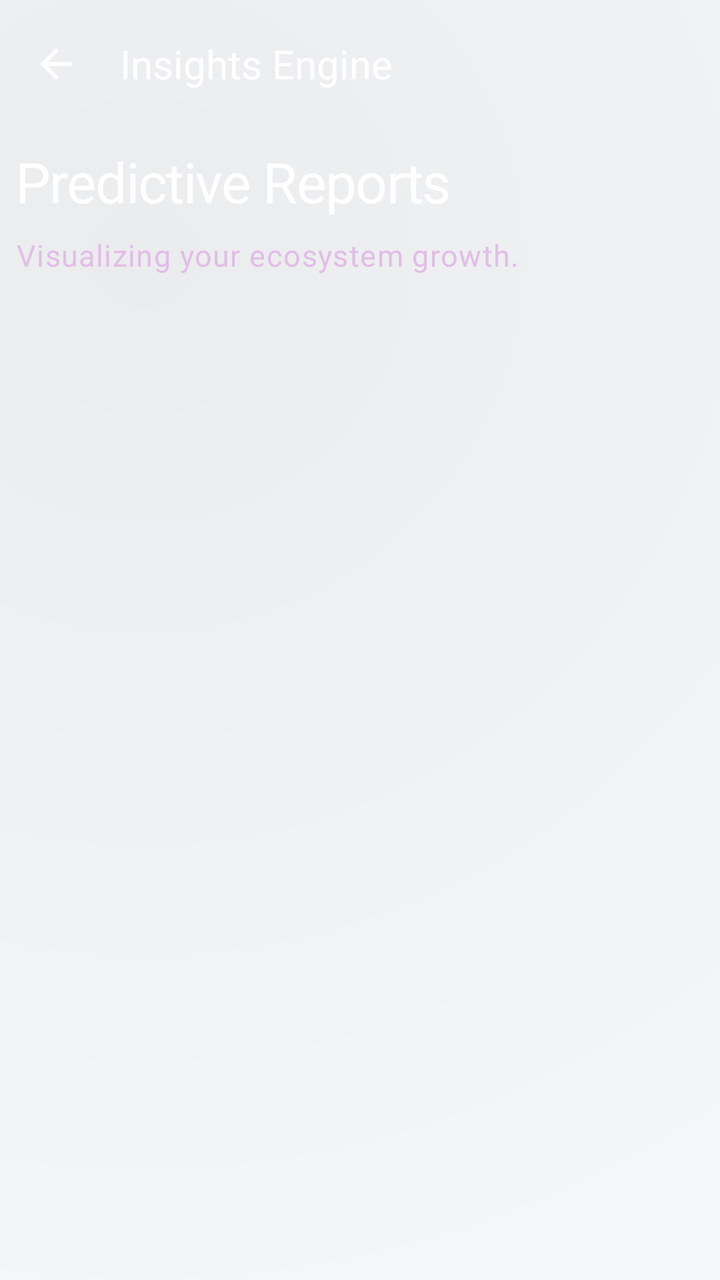
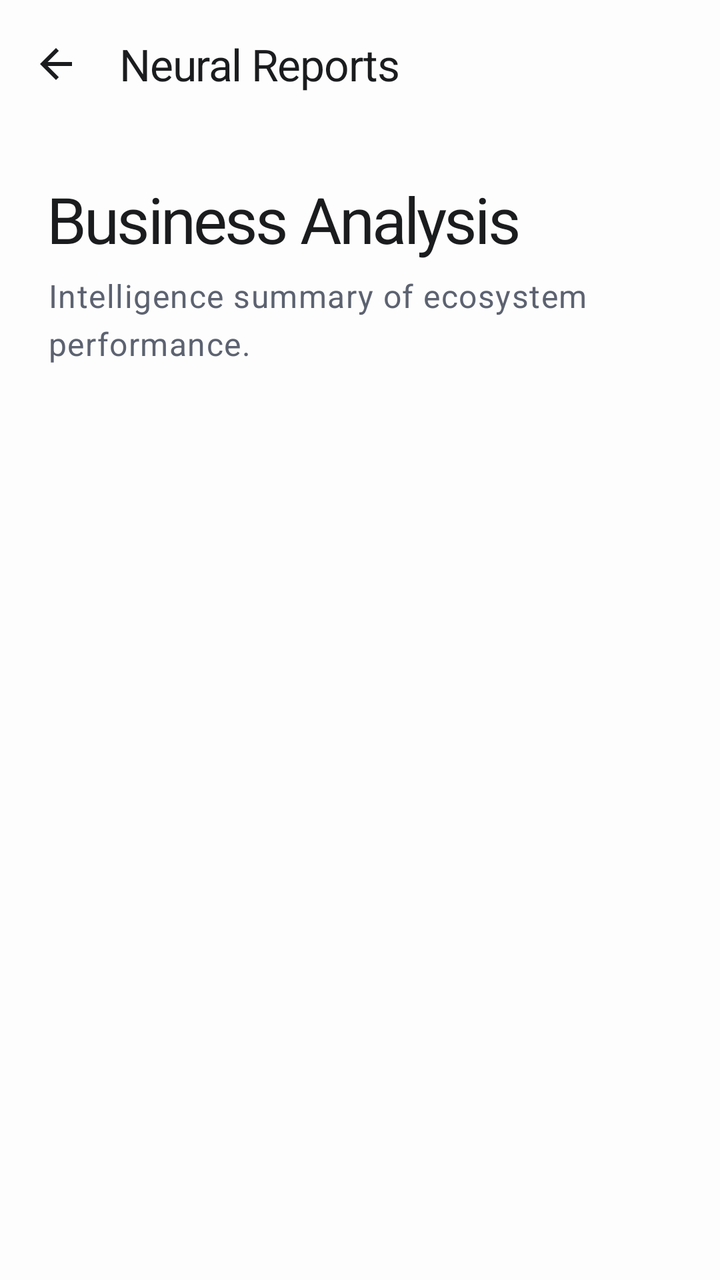

Compare the two renders of this Android layout. The source of the first and the diff that turns it into the second are given below.
<!-- AndroidManifest.xml: application theme Theme.KasirAPP -->
<!-- res/layout/activity_report.xml -->
<?xml version="1.0" encoding="utf-8"?>
<androidx.coordinatorlayout.widget.CoordinatorLayout
    xmlns:android="http://schemas.android.com/apk/res/android"
    xmlns:app="http://schemas.android.com/apk/res-auto"
    android:layout_width="match_parent"
    android:layout_height="match_parent"
    android:background="@drawable/bg_liquid_purple_gradient">

    <com.google.android.material.appbar.AppBarLayout
        android:layout_width="match_parent"
        android:layout_height="wrap_content"
        android:background="@android:color/transparent"
        android:fitsSystemWindows="true"
        app:elevation="0dp">

        <com.google.android.material.appbar.MaterialToolbar
            android:id="@+id/toolbar"
            android:layout_width="match_parent"
            android:layout_height="?attr/actionBarSize"
            app:navigationIcon="@drawable/ic_arrow_back"
            app:navigationIconTint="@color/white"
            app:title="Insights Engine"
            app:titleTextColor="@color/white"
            android:background="@android:color/transparent" />

    </com.google.android.material.appbar.AppBarLayout>

    <androidx.core.widget.NestedScrollView
        android:id="@+id/scrollView"
        android:layout_width="match_parent"
        android:layout_height="match_parent"
        android:fillViewport="true"
        app:layout_behavior="@string/appbar_scrolling_view_behavior">

        <LinearLayout
            android:layout_width="match_parent"
            android:layout_height="wrap_content"
            android:orientation="vertical"
            android:padding="8dp">

            <TextView
                style="@style/TextAppearance.Future.HeadlineLarge"
                android:layout_width="wrap_content"
                android:layout_height="wrap_content"
                android:text="Predictive Reports"
                android:textColor="@color/white" />

            <TextView
                style="@style/TextAppearance.Future.BodyLarge"
                android:layout_width="wrap_content"
                android:layout_height="wrap_content"
                android:layout_marginTop="8dp"
                android:text="Visualizing your ecosystem growth."
                android:textColor="#E1BEE7" />

            <LinearLayout
                android:id="@+id/reportContainer"
                android:layout_width="match_parent"
                android:layout_height="wrap_content"
                android:layout_marginTop="32dp"
                android:orientation="vertical" />

        </LinearLayout>
    </androidx.core.widget.NestedScrollView>

</androidx.coordinatorlayout.widget.CoordinatorLayout>
<!-- resources referenced by this layout -->
<resources>
  <!-- drawable bg_liquid_purple_gradient (drawable) -->
  <?xml version="1.0" encoding="utf-8"?>
  <layer-list xmlns:android="http://schemas.android.com/apk/res/android">
      
      <item>
          <shape android:shape="rectangle">
              <solid android:color="?android:attr/windowBackground" />
          </shape>
      </item>
  
      
      <item>
          <shape android:shape="rectangle">
              <gradient
                  android:angle="135"
                  android:centerX="20%"
                  android:centerY="20%"
                  android:endColor="@android:color/transparent"
                  android:gradientRadius="700dp"
                  android:startColor="#0D000000"
                  android:type="radial" />
          </shape>
      </item>
  
      
      <item>
          <shape android:shape="rectangle">
              <gradient
                  android:angle="315"
                  android:centerX="80%"
                  android:centerY="80%"
                  android:endColor="@android:color/transparent"
                  android:gradientRadius="600dp"
                  android:startColor="#05FFFFFF"
                  android:type="radial" />
          </shape>
      </item>
  </layer-list>
  <style name="TextAppearance.Future.BodyLarge" parent="TextAppearance.Premium.BodyLarge" />
  <style name="TextAppearance.Future.HeadlineLarge" parent="TextAppearance.Premium.HeadlineLarge" />
  <color name="on_surface">#202124</color>
  <style name="TextAppearance.Premium.BodyLarge" parent="TextAppearance.Material3.BodyLarge">
          <item name="android:textSize">15sp</item>
          <item name="android:fontFamily">sans-serif</item>
          <item name="android:lineSpacingExtra">3dp</item>
          <item name="android:textColor">?attr/colorOnSurfaceVariant</item>
      </style>
  <style name="TextAppearance.Premium.HeadlineLarge" parent="TextAppearance.Material3.HeadlineLarge">
          <item name="android:textSize">28sp</item>
          <item name="android:fontFamily">sans-serif-medium</item>
          <item name="android:letterSpacing">-0.02</item>
          <item name="android:textColor">?attr/colorOnSurface</item>
      </style>
  <style name="Base.Theme.KasirAPP" parent="Theme.Material3.Light.NoActionBar">
          
          <item name="colorPrimary">@color/primary</item>
          <item name="colorOnPrimary">@color/on_primary</item>
          <item name="colorPrimaryContainer">@color/primary_container</item>
          <item name="colorOnPrimaryContainer">@color/on_primary_container</item>
  
          <item name="colorSecondary">@color/secondary</item>
          <item name="colorOnSecondary">@color/on_secondary</item>
          <item name="colorSecondaryContainer">@color/secondary_container</item>
          <item name="colorOnSecondaryContainer">@color/on_secondary_container</item>
  
          <item name="android:windowBackground">@color/background</item>
          <item name="colorSurface">@color/surface</item>
          <item name="colorOnSurface">@color/on_surface</item>
          <item name="colorSurfaceVariant">@color/surface_variant</item>
          <item name="colorOnSurfaceVariant">@color/on_surface_variant</item>
          <item name="colorOutline">@color/outline</item>
  
          
          <item name="android:statusBarColor">@android:color/transparent</item>
          <item name="android:windowLightStatusBar">true</item>
          <item name="android:navigationBarColor">@android:color/transparent</item>
          <item name="android:windowLightNavigationBar" tools:targetApi="27">true</item>
  
          
          <item name="materialCardViewStyle">@style/Widget.App.Card</item>
          <item name="materialButtonStyle">@style/Widget.App.Button</item>
          <item name="textInputStyle">@style/Widget.App.TextInputLayout</item>
  
          
          <item name="textAppearanceHeadlineLarge">@style/TextAppearance.Premium.HeadlineLarge</item>
          <item name="textAppearanceTitleLarge">@style/TextAppearance.Premium.TitleLarge</item>
          <item name="textAppearanceBodyLarge">@style/TextAppearance.Premium.BodyLarge</item>
          <item name="textAppearanceLabelLarge">@style/TextAppearance.Premium.LabelLarge</item>
      </style>
  <color name="primary">#202124</color>
  <color name="primary_container">#F5F6FA</color>
  <color name="on_primary_container">#202124</color>
  <color name="secondary">#625B71</color>
  <color name="secondary_container">#F8F9FA</color>
  <color name="on_secondary_container">#202124</color>
  <color name="background">#F8F9FA</color>
  <color name="surface_variant">#EDEDF5</color>
  <color name="on_surface_variant">#202124</color>
  <color name="outline">#CCCCCC</color>
  <style name="Widget.App.Card" parent="Widget.Material3.CardView.Filled">
          <item name="cardCornerRadius">24dp</item>
          <item name="cardElevation">0dp</item>
          <item name="strokeWidth">0dp</item>
          <item name="android:background">@drawable/bg_liquid_glass</item>
          <item name="cardBackgroundColor">@android:color/transparent</item>
      </style>
  <style name="Widget.App.Button" parent="Widget.Material3.Button.TonalButton">
          <item name="cornerRadius">16dp</item>
          <item name="android:background">@drawable/bg_liquid_glass</item>
          <item name="android:insetTop">0dp</item>
          <item name="android:insetBottom">0dp</item>
          <item name="android:textColor">?attr/colorOnSurface</item>
      </style>
  <style name="Widget.App.TextInputLayout" parent="Widget.Material3.TextInputLayout.OutlinedBox">
          <item name="boxCornerRadiusTopStart">16dp</item>
          <item name="boxCornerRadiusTopEnd">16dp</item>
          <item name="boxCornerRadiusBottomStart">16dp</item>
          <item name="boxCornerRadiusBottomEnd">16dp</item>
          <item name="boxStrokeColor">?attr/colorOutline</item>
          <item name="boxStrokeWidth">1.2dp</item>
          <item name="boxStrokeWidthFocused">2dp</item>
          <item name="android:textColorHint">?attr/colorOnSurfaceVariant</item>
      </style>
  <style name="TextAppearance.Premium.TitleLarge" parent="TextAppearance.Material3.TitleLarge">
          <item name="android:textSize">20sp</item>
          <item name="android:fontFamily">sans-serif-medium</item>
          <item name="android:textColor">?attr/colorOnSurface</item>
      </style>
  <style name="TextAppearance.Premium.LabelLarge" parent="TextAppearance.Material3.LabelLarge">
          <item name="android:textSize">14sp</item>
          <item name="android:fontFamily">sans-serif-medium</item>
          <item name="android:letterSpacing">0.02</item>
          <item name="android:textColor">?attr/colorSecondary</item>
      </style>
  <!-- drawable bg_liquid_glass (drawable) -->
  <?xml version="1.0" encoding="utf-8"?>
  <layer-list xmlns:android="http://schemas.android.com/apk/res/android">
      
      <item>
          <shape android:shape="rectangle">
              <solid android:color="#0D000000" />
              <corners android:radius="24dp" />
          </shape>
      </item>
  
      
      <item android:bottom="1dp" android:left="1dp" android:right="1dp" android:top="1dp">
          <shape android:shape="rectangle">
              <gradient
                  android:angle="135"
                  android:startColor="#26FFFFFF"
                  android:endColor="#0DFFFFFF"
                  android:type="linear" />
              <corners android:radius="24dp" />
          </shape>
      </item>
  
      
      <item>
          <shape android:shape="rectangle">
              <gradient
                  android:centerX="80%"
                  android:centerY="20%"
                  android:gradientRadius="120dp"
                  android:startColor="#1AFFFFFF"
                  android:endColor="@android:color/transparent"
                  android:type="radial" />
              <corners android:radius="24dp" />
          </shape>
      </item>
  
      
      <item>
          <shape android:shape="rectangle">
              <gradient
                  android:centerX="20%"
                  android:centerY="80%"
                  android:gradientRadius="150dp"
                  android:startColor="#0D000000"
                  android:endColor="@android:color/transparent"
                  android:type="radial" />
              <corners android:radius="24dp" />
          </shape>
      </item>
  
      
      <item>
          <shape android:shape="rectangle">
              <solid android:color="@android:color/transparent" />
              <corners android:radius="24dp" />
              <stroke
                  android:width="1.2dp"
                  android:color="#26FFFFFF" />
          </shape>
      </item>
  </layer-list>
  <!-- unchanged entries left out for length: 6 -->
</resources>

<!-- the commit's change to res/layout/activity_report.xml (unified diff, before → after) -->
@@ -4,24 +4,25 @@
     xmlns:app="http://schemas.android.com/apk/res-auto"
     android:layout_width="match_parent"
     android:layout_height="match_parent"
-    android:background="@drawable/bg_liquid_purple_gradient">
+    android:background="@color/background">
 
     <com.google.android.material.appbar.AppBarLayout
         android:layout_width="match_parent"
         android:layout_height="wrap_content"
-        android:background="@android:color/transparent"
         android:fitsSystemWindows="true"
-        app:elevation="0dp">
+        app:elevation="0dp"
+        android:background="@color/background">
 
         <com.google.android.material.appbar.MaterialToolbar
             android:id="@+id/toolbar"
             android:layout_width="match_parent"
             android:layout_height="?attr/actionBarSize"
             app:navigationIcon="@drawable/ic_arrow_back"
-            app:navigationIconTint="@color/white"
-            app:title="Insights Engine"
-            app:titleTextColor="@color/white"
-            android:background="@android:color/transparent" />
+            app:navigationIconTint="@color/primary"
+            app:title="Neural Reports"
+            app:titleTextColor="@color/primary"
+            app:titleTextAppearance="@style/TextAppearance.App.TitleLarge"
+            android:background="@color/background" />
 
     </com.google.android.material.appbar.AppBarLayout>
 
@@ -36,22 +37,20 @@
             android:layout_width="match_parent"
             android:layout_height="wrap_content"
             android:orientation="vertical"
-            android:padding="8dp">
+            android:padding="24dp">
 
             <TextView
-                style="@style/TextAppearance.Future.HeadlineLarge"
+                style="@style/TextAppearance.App.HeadlineLarge"
                 android:layout_width="wrap_content"
                 android:layout_height="wrap_content"
-                android:text="Predictive Reports"
-                android:textColor="@color/white" />
+                android:text="Business Analysis" />
 
             <TextView
-                style="@style/TextAppearance.Future.BodyLarge"
+                style="@style/TextAppearance.App.BodyLarge"
                 android:layout_width="wrap_content"
                 android:layout_height="wrap_content"
-                android:layout_marginTop="8dp"
-                android:text="Visualizing your ecosystem growth."
-                android:textColor="#E1BEE7" />
+                android:layout_marginTop="6dp"
+                android:text="Intelligence summary of ecosystem performance." />
 
             <LinearLayout
                 android:id="@+id/reportContainer"
<!-- resource entries referenced after the edit -->
@@ -1,58 +1,6 @@
 <!-- resources referenced by this layout -->
 <resources>
-  <!-- drawable bg_liquid_purple_gradient (drawable) -->
-  <?xml version="1.0" encoding="utf-8"?>
-  <layer-list xmlns:android="http://schemas.android.com/apk/res/android">
-      
-      <item>
-          <shape android:shape="rectangle">
-              <solid android:color="?android:attr/windowBackground" />
-          </shape>
-      </item>
-  
-      
-      <item>
-          <shape android:shape="rectangle">
-              <gradient
-                  android:angle="135"
-                  android:centerX="20%"
-                  android:centerY="20%"
-                  android:endColor="@android:color/transparent"
-                  android:gradientRadius="700dp"
-                  android:startColor="#0D000000"
-                  android:type="radial" />
-          </shape>
-      </item>
-  
-      
-      <item>
-          <shape android:shape="rectangle">
-              <gradient
-                  android:angle="315"
-                  android:centerX="80%"
-                  android:centerY="80%"
-                  android:endColor="@android:color/transparent"
-                  android:gradientRadius="600dp"
-                  android:startColor="#05FFFFFF"
-                  android:type="radial" />
-          </shape>
-      </item>
-  </layer-list>
-  <style name="TextAppearance.Future.BodyLarge" parent="TextAppearance.Premium.BodyLarge" />
-  <style name="TextAppearance.Future.HeadlineLarge" parent="TextAppearance.Premium.HeadlineLarge" />
-  <color name="on_surface">#202124</color>
-  <style name="TextAppearance.Premium.BodyLarge" parent="TextAppearance.Material3.BodyLarge">
-          <item name="android:textSize">15sp</item>
-          <item name="android:fontFamily">sans-serif</item>
-          <item name="android:lineSpacingExtra">3dp</item>
-          <item name="android:textColor">?attr/colorOnSurfaceVariant</item>
-      </style>
-  <style name="TextAppearance.Premium.HeadlineLarge" parent="TextAppearance.Material3.HeadlineLarge">
-          <item name="android:textSize">28sp</item>
-          <item name="android:fontFamily">sans-serif-medium</item>
-          <item name="android:letterSpacing">-0.02</item>
-          <item name="android:textColor">?attr/colorOnSurface</item>
-      </style>
+  <color name="on_surface">#1A1C1E</color>
   <style name="Base.Theme.KasirAPP" parent="Theme.Material3.Light.NoActionBar">
           
           <item name="colorPrimary">@color/primary</item>
@@ -71,6 +19,7 @@
           <item name="colorSurfaceVariant">@color/surface_variant</item>
           <item name="colorOnSurfaceVariant">@color/on_surface_variant</item>
           <item name="colorOutline">@color/outline</item>
+          <item name="colorError">@color/error</item>
   
           
           <item name="android:statusBarColor">@android:color/transparent</item>
@@ -80,59 +29,86 @@
   
           
           <item name="materialCardViewStyle">@style/Widget.App.Card</item>
-          <item name="materialButtonStyle">@style/Widget.App.Button</item>
+          <item name="materialButtonStyle">@style/Widget.App.Button.Primary</item>
           <item name="textInputStyle">@style/Widget.App.TextInputLayout</item>
   
           
-          <item name="textAppearanceHeadlineLarge">@style/TextAppearance.Premium.HeadlineLarge</item>
-          <item name="textAppearanceTitleLarge">@style/TextAppearance.Premium.TitleLarge</item>
-          <item name="textAppearanceBodyLarge">@style/TextAppearance.Premium.BodyLarge</item>
-          <item name="textAppearanceLabelLarge">@style/TextAppearance.Premium.LabelLarge</item>
+          <item name="textAppearanceHeadlineLarge">@style/TextAppearance.App.HeadlineLarge</item>
+          <item name="textAppearanceTitleLarge">@style/TextAppearance.App.TitleLarge</item>
+          <item name="textAppearanceBodyLarge">@style/TextAppearance.App.BodyLarge</item>
+          <item name="textAppearanceLabelLarge">@style/TextAppearance.App.LabelLarge</item>
       </style>
-  <color name="primary">#202124</color>
-  <color name="primary_container">#F5F6FA</color>
-  <color name="on_primary_container">#202124</color>
-  <color name="secondary">#625B71</color>
-  <color name="secondary_container">#F8F9FA</color>
-  <color name="on_secondary_container">#202124</color>
-  <color name="background">#F8F9FA</color>
-  <color name="surface_variant">#EDEDF5</color>
-  <color name="on_surface_variant">#202124</color>
-  <color name="outline">#CCCCCC</color>
+  <color name="primary">#1A1C1E</color>
+  <style name="TextAppearance.App.BodyLarge" parent="TextAppearance.Material3.BodyLarge">
+          <item name="android:textSize">16sp</item>
+          <item name="android:fontFamily">sans-serif</item>
+          <item name="android:lineSpacingExtra">4dp</item>
+          <item name="android:textColor">@color/secondary</item>
+      </style>
+  <style name="TextAppearance.App.HeadlineLarge" parent="TextAppearance.Material3.HeadlineLarge">
+          <item name="android:textSize">32sp</item>
+          <item name="android:fontFamily">sans-serif-black</item>
+          <item name="android:letterSpacing">-0.04</item>
+          <item name="android:textColor">@color/primary</item>
+      </style>
+  <style name="TextAppearance.App.TitleLarge" parent="TextAppearance.Material3.TitleLarge">
+          <item name="android:textSize">22sp</item>
+          <item name="android:fontFamily">sans-serif-medium</item>
+          <item name="android:letterSpacing">-0.02</item>
+          <item name="android:textColor">@color/primary</item>
+      </style>
+  <color name="primary_container">#F1F3F7</color>
+  <color name="on_primary_container">#1A1C1E</color>
+  <color name="secondary">#5C6270</color>
+  <color name="secondary_container">#F8F9FB</color>
+  <color name="on_secondary_container">#1A1C1E</color>
+  <color name="background">#FDFDFD</color>
+  <color name="surface_variant">#F5F7FA</color>
+  <color name="on_surface_variant">#5C6270</color>
+  <color name="outline">#E2E8F0</color>
+  <color name="error">#DC2626</color>
   <style name="Widget.App.Card" parent="Widget.Material3.CardView.Filled">
-          <item name="cardCornerRadius">24dp</item>
+          <item name="cardCornerRadius">28dp</item>
           <item name="cardElevation">0dp</item>
-          <item name="strokeWidth">0dp</item>
+          <item name="strokeWidth">1dp</item>
+          <item name="strokeColor">@color/outline</item>
           <item name="android:background">@drawable/bg_liquid_glass</item>
           <item name="cardBackgroundColor">@android:color/transparent</item>
+          <item name="android:clickable">true</item>
+          <item name="android:focusable">true</item>
+          <item name="android:foreground">?attr/selectableItemBackground</item>
+          <item name="rippleColor">#1A000000</item>
       </style>
-  <style name="Widget.App.Button" parent="Widget.Material3.Button.TonalButton">
-          <item name="cornerRadius">16dp</item>
-          <item name="android:background">@drawable/bg_liquid_glass</item>
+  <style name="Widget.App.Button.Primary" parent="Widget.App.Button">
+          <item name="backgroundTint">@color/primary</item>
+          <item name="android:textColor">@color/white</item>
+          <item name="rippleColor">#33FFFFFF</item>
+      </style>
+  <style name="Widget.App.Button" parent="Widget.Material3.Button">
+          <item name="cornerRadius">20dp</item>
           <item name="android:insetTop">0dp</item>
           <item name="android:insetBottom">0dp</item>
-          <item name="android:textColor">?attr/colorOnSurface</item>
+          <item name="android:textAllCaps">false</item>
+          <item name="android:textStyle">bold</item>
+          <item name="android:letterSpacing">0.01</item>
+          <item name="android:minHeight">60dp</item>
       </style>
   <style name="Widget.App.TextInputLayout" parent="Widget.Material3.TextInputLayout.OutlinedBox">
-          <item name="boxCornerRadiusTopStart">16dp</item>
-          <item name="boxCornerRadiusTopEnd">16dp</item>
-          <item name="boxCornerRadiusBottomStart">16dp</item>
-          <item name="boxCornerRadiusBottomEnd">16dp</item>
-          <item name="boxStrokeColor">?attr/colorOutline</item>
+          <item name="boxCornerRadiusTopStart">18dp</item>
+          <item name="boxCornerRadiusTopEnd">18dp</item>
+          <item name="boxCornerRadiusBottomStart">18dp</item>
+          <item name="boxCornerRadiusBottomEnd">18dp</item>
+          <item name="boxStrokeColor">@color/outline</item>
           <item name="boxStrokeWidth">1.2dp</item>
           <item name="boxStrokeWidthFocused">2dp</item>
-          <item name="android:textColorHint">?attr/colorOnSurfaceVariant</item>
+          <item name="android:textColorHint">@color/secondary</item>
+          <item name="hintTextColor">@color/primary</item>
       </style>
-  <style name="TextAppearance.Premium.TitleLarge" parent="TextAppearance.Material3.TitleLarge">
-          <item name="android:textSize">20sp</item>
-          <item name="android:fontFamily">sans-serif-medium</item>
-          <item name="android:textColor">?attr/colorOnSurface</item>
-      </style>
-  <style name="TextAppearance.Premium.LabelLarge" parent="TextAppearance.Material3.LabelLarge">
+  <style name="TextAppearance.App.LabelLarge" parent="TextAppearance.Material3.LabelLarge">
           <item name="android:textSize">14sp</item>
           <item name="android:fontFamily">sans-serif-medium</item>
-          <item name="android:letterSpacing">0.02</item>
-          <item name="android:textColor">?attr/colorSecondary</item>
+          <item name="android:letterSpacing">0.05</item>
+          <item name="android:textColor">@color/secondary</item>
       </style>
   <!-- drawable bg_liquid_glass (drawable) -->
   <?xml version="1.0" encoding="utf-8"?>
@@ -140,48 +116,16 @@
       
       <item>
           <shape android:shape="rectangle">
-              <solid android:color="#0D000000" />
-              <corners android:radius="24dp" />
+              <solid android:color="#08000000" />
+              <corners android:radius="28dp" />
           </shape>
       </item>
   
       
-      <item android:bottom="1dp" android:left="1dp" android:right="1dp" android:top="1dp">
+      <item android:bottom="0.5dp" android:left="0.5dp" android:right="0.5dp" android:top="0.5dp">
           <shape android:shape="rectangle">
-              <gradient
-                  android:angle="135"
-                  android:startColor="#26FFFFFF"
-                  android:endColor="#0DFFFFFF"
-                  android:type="linear" />
-              <corners android:radius="24dp" />
-          </shape>
-      </item>
-  
-      
-      <item>
-          <shape android:shape="rectangle">
-              <gradient
-                  android:centerX="80%"
-                  android:centerY="20%"
-                  android:gradientRadius="120dp"
-                  android:startColor="#1AFFFFFF"
-                  android:endColor="@android:color/transparent"
-                  android:type="radial" />
-              <corners android:radius="24dp" />
-          </shape>
-      </item>
-  
-      
-      <item>
-          <shape android:shape="rectangle">
-              <gradient
-                  android:centerX="20%"
-                  android:centerY="80%"
-                  android:gradientRadius="150dp"
-                  android:startColor="#0D000000"
-                  android:endColor="@android:color/transparent"
-                  android:type="radial" />
-              <corners android:radius="24dp" />
+              <solid android:color="#FFFFFF" />
+              <corners android:radius="28dp" />
           </shape>
       </item>
   
@@ -189,10 +133,10 @@
       <item>
           <shape android:shape="rectangle">
               <solid android:color="@android:color/transparent" />
-              <corners android:radius="24dp" />
+              <corners android:radius="28dp" />
               <stroke
-                  android:width="1.2dp"
-                  android:color="#26FFFFFF" />
+                  android:width="1dp"
+                  android:color="#E2E8F0" />
           </shape>
       </item>
   </layer-list>
